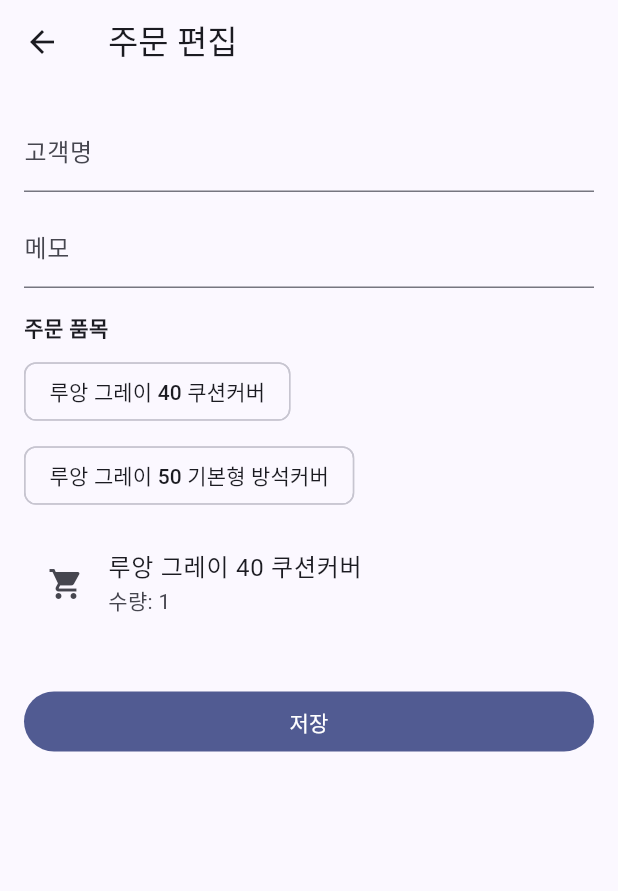
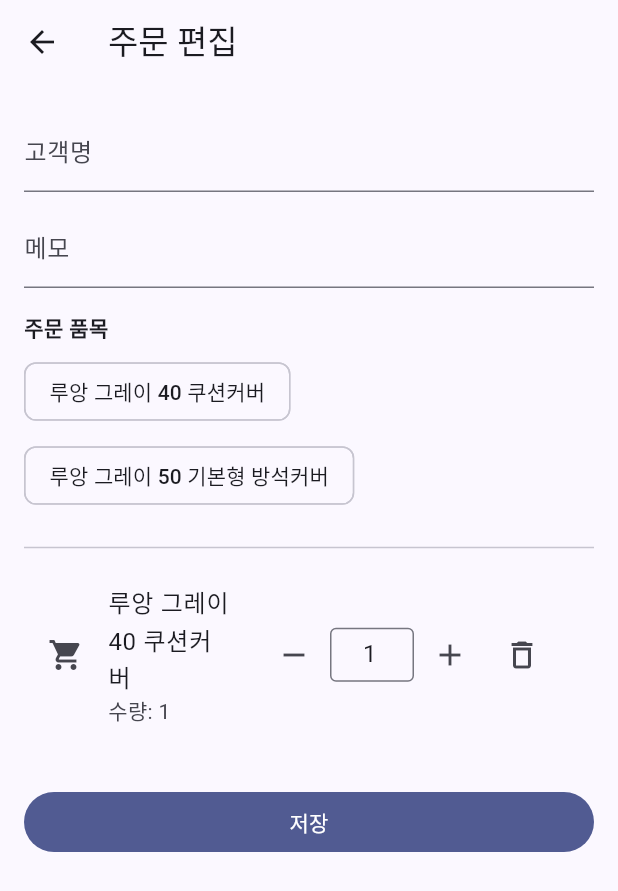
Before and after one commit to bluefoginthecup/stock_mvp_app, a Flutter app: the OrderFormScreen screen opened directly with empty values, after a tap on "루앙 그레이 40 쿠션커버", on a phone screen of 412 x 824 dp. Shown: the top 891 px of the screen. Run offline on Flutter 3.47's test engine with Material 3 defaults, Android fonts, the phone set to English and light mode, and no system bars.

Commit message:
20251011 주문 수량 변경가능하게 qty_control 추가

```diff
--- a/lib/src/models/order.dart
+++ b/lib/src/models/order.dart
@@ -5,7 +5,37 @@ class OrderLine {
   final String itemId;
   final int qty;
 
-  OrderLine({required this.id, required this.itemId, required this.qty});
+  OrderLine({
+    required this.id,
+    required this.itemId,
+    required this.qty,
+  });
+
+  // ✅ copyWith 메서드 (OrderFormScreen에서 사용)
+  OrderLine copyWith({
+    String? id,
+    String? itemId,
+    int? qty,
+  }) {
+    return OrderLine(
+      id: id ?? this.id,
+      itemId: itemId ?? this.itemId,
+      qty: qty ?? this.qty,
+    );
+  }
+
+  // ✅ 직렬화 지원 (Firestore/Hive 저장용)
+  Map<String, dynamic> toMap() => {
+    'id': id,
+    'itemId': itemId,
+    'qty': qty,
+  };
+
+  factory OrderLine.fromMap(Map<String, dynamic> map) => OrderLine(
+    id: map['id'] as String,
+    itemId: map['itemId'] as String,
+    qty: map['qty'] as int,
+  );
 }
 
 class Order {
@@ -25,11 +55,12 @@ class Order {
     required this.lines,
   });
 
+  // ✅ Order copyWith
   Order copyWith({
     String? customer,
     String? memo,
     OrderStatus? status,
-    List<OrderLine>? lines
+    List<OrderLine>? lines,
   }) {
     return Order(
       id: id,
@@ -40,4 +71,26 @@ class Order {
       lines: lines ?? this.lines,
     );
   }
+
+  // ✅ 직렬화 지원
+  Map<String, dynamic> toMap() => {
+    'id': id,
+    'date': date.toIso8601String(),
+    'customer': customer,
+    'memo': memo,
+    'status': status.name,
+    'lines': lines.map((l) => l.toMap()).toList(),
+  };
+
+  factory Order.fromMap(Map<String, dynamic> map) => Order(
+    id: map['id'] as String,
+    date: DateTime.parse(map['date'] as String),
+    customer: map['customer'] as String,
+    memo: map['memo'] as String?,
+    status: OrderStatus.values
+        .firstWhere((e) => e.name == (map['status'] ?? 'draft')),
+    lines: (map['lines'] as List<dynamic>)
+        .map((l) => OrderLine.fromMap(Map<String, dynamic>.from(l)))
+        .toList(),
+  );
 }
--- a/lib/src/screens/orders/order_form_screen.dart
+++ b/lib/src/screens/orders/order_form_screen.dart
@@ -5,11 +5,16 @@ import '../../models/order.dart';
 import '../../models/item.dart';
 import '../../repos/repo_interfaces.dart';
 import '../../services/order_planning_service.dart';
+import '../../ui/common/qty_control.dart';
 
 class OrderFormScreen extends StatefulWidget {
   final String orderId;
   final bool createIfMissing;
-  const OrderFormScreen({super.key, required this.orderId, this.createIfMissing = false});
+  const OrderFormScreen({
+    super.key,
+    required this.orderId,
+    this.createIfMissing = false,
+  });
 
   @override
   State<OrderFormScreen> createState() => _OrderFormScreenState();
@@ -23,14 +28,26 @@ class _OrderFormScreenState extends State<OrderFormScreen> {
   @override
   void initState() {
     super.initState();
-    _order = Order(id: widget.orderId, date: DateTime.now(), customer: '', memo: '', status: OrderStatus.draft, lines: []);
+    _order = Order(
+      id: widget.orderId,
+      date: DateTime.now(),
+      customer: '',
+      memo: '',
+      status: OrderStatus.draft,
+      lines: [],
+    );
   }
 
   Future<void> _ensureLoaded() async {
     final repo = context.read<OrderRepo>();
     final existing = await repo.getOrder(widget.orderId);
+    if (!mounted) return;
     if (existing != null) {
-      setState(() { _order = existing; _customerC.text = existing.customer; _memoC.text = existing.memo ?? ''; });
+      setState(() {
+        _order = existing;
+        _customerC.text = existing.customer;
+        _memoC.text = existing.memo ?? '';
+      });
     } else if (widget.createIfMissing) {
       await repo.upsertOrder(_order);
     }
@@ -45,7 +62,31 @@ class _OrderFormScreenState extends State<OrderFormScreen> {
   void _addLine(Item item) {
     final id = const Uuid().v4();
     final line = OrderLine(id: id, itemId: item.id, qty: 1);
-    setState(() => _order = _order.copyWith(lines: [..._order.lines, line]));
+    setState(() {
+      _order = _order.copyWith(lines: [..._order.lines, line]);
+    });
+  }
+
+  void _updateQty(String lineId, int newQty) {
+    setState(() {
+      _order = _order.copyWith(
+        lines: _order.lines.map((ln) {
+          if (ln.id == lineId) {
+            final q = newQty < 1 ? 1 : newQty;
+            return ln.copyWith(qty: q);
+          }
+          return ln;
+        }).toList(),
+      );
+    });
+  }
+
+  void _removeLine(String lineId) {
+    setState(() {
+      _order = _order.copyWith(
+        lines: _order.lines.where((ln) => ln.id != lineId).toList(),
+      );
+    });
   }
 
   Future<void> _save() async {
@@ -76,34 +117,95 @@ class _OrderFormScreenState extends State<OrderFormScreen> {
     final itemRepo = context.read<ItemRepo>();
     return Scaffold(
       appBar: AppBar(title: const Text('주문 편집')),
-      body: FutureBuilder(
+      body: FutureBuilder<List<Item>>(
         future: itemRepo.listItems(folder: 'finished'),
         builder: (context, snap) {
           final finished = (snap.data ?? <Item>[]);
+
           return ListView(
             padding: const EdgeInsets.all(16),
             children: [
-              TextField(controller: _customerC, decoration: const InputDecoration(labelText: '고객명')),
+              TextField(
+                controller: _customerC,
+                decoration: const InputDecoration(labelText: '고객명'),
+              ),
               const SizedBox(height: 8),
-              TextField(controller: _memoC, decoration: const InputDecoration(labelText: '메모')),
+              TextField(
+                controller: _memoC,
+                decoration: const InputDecoration(labelText: '메모'),
+              ),
               const SizedBox(height: 16),
               const Text('주문 품목', style: TextStyle(fontWeight: FontWeight.bold)),
               const SizedBox(height: 8),
+
+              // 품목 선택 영역
+              if (snap.connectionState == ConnectionState.waiting)
+                const Center(child: Padding(
+                  padding: EdgeInsets.symmetric(vertical: 12),
+                  child: CircularProgressIndicator(),
+                ))
+              else if (finished.isEmpty)
+                const Text('등록된 완제품이 없습니다. 먼저 품목을 추가하세요.')
+              else
                 Wrap(
-                spacing: 8, runSpacing: 8,
-                children: finished.map((it) => ActionChip(
+                  spacing: 8,
+                  runSpacing: 8,
+                  children: finished
+                      .map((it) => ActionChip(
                     label: Text(it.name),
                     onPressed: () => _addLine(it),
-                )).toList(),
+                  ))
+                      .toList(),
                 ),
-              const SizedBox(height: 12),
-              ..._order.lines.map((ln) => ListTile(
+
+              const SizedBox(height: 16),
+              const Divider(),
+              const SizedBox(height: 8),
+
+              // 주문 라인 목록
+              ..._order.lines.map((ln) {
+                final item = finished.firstWhere(
+                      (f) => f.id == ln.itemId,
+                  orElse: () => Item(
+                    id: '?',
+                    name: '(삭제되었거나 찾을 수 없음)',
+                    sku: '',
+                    unit: 'EA',
+                    folder: 'finished',
+                    minQty: 0,
+                    qty: 0,
+                  ),
+                );
+
+                return ListTile(
+                  key: ValueKey(ln.id),
                   leading: const Icon(Icons.shopping_cart),
-                title: Text(finished.firstWhere((f) => f.id == ln.itemId, orElse: () => Item(id:'?', name:'?', sku:'', unit:'EA', folder:'finished', minQty:0, qty:0)).name),
+                  title: Text(item.name),
                   subtitle: Text('수량: ${ln.qty}'),
-              )),
+                  trailing: Row(
+                    mainAxisSize: MainAxisSize.min,
+                    children: [
+                      QtyControl(
+                        value: ln.qty,
+                        min: 1,
+                        step: 1,
+                        onChanged: (q) => _updateQty(ln.id, q),
+                      ),
+                      IconButton(
+                        tooltip: '라인 삭제',
+                        icon: const Icon(Icons.delete_outline),
+                        onPressed: () => _removeLine(ln.id),
+                      ),
+                    ],
+                  ),
+                );
+              }),
+
               const SizedBox(height: 32),
-              FilledButton(onPressed: _save, child: const Text('저장')),
+              FilledButton(
+                onPressed: _save,
+                child: const Text('저장'),
+              ),
             ],
           );
         },
--- /dev/null
+++ b/lib/src/ui/common/qty_control.dart
@@ -0,0 +1,156 @@
+// lib/src/widgets/qty_control.dart
+import 'dart:async';
+import 'package:flutter/material.dart';
+import 'package:flutter/services.dart';
+
+class QtyControl extends StatefulWidget {
+  final int value;
+  final ValueChanged<int> onChanged;
+  final int min;
+  final int? max;
+  final int step;
+  final double fieldWidth;
+  final bool dense;
+  final bool allowLongPressRepeat;
+
+  const QtyControl({
+    super.key,
+    required this.value,
+    required this.onChanged,
+    this.min = 1,
+    this.max,
+    this.step = 1,
+    this.fieldWidth = 56,
+    this.dense = true,
+    this.allowLongPressRepeat = true,
+  });
+
+  @override
+  State<QtyControl> createState() => _QtyControlState();
+}
+
+class _QtyControlState extends State<QtyControl> {
+  late TextEditingController _c;
+  Timer? _repeatTimer;
+
+  @override
+  void initState() {
+    super.initState();
+    _c = TextEditingController(text: widget.value.toString());
+  }
+
+  @override
+  void didUpdateWidget(covariant QtyControl oldWidget) {
+    super.didUpdateWidget(oldWidget);
+    // 외부에서 value가 바뀌면 필드 동기화
+    if (oldWidget.value != widget.value && _c.text != widget.value.toString()) {
+      _c.text = widget.value.toString();
+      _c.selection = TextSelection.fromPosition(
+        TextPosition(offset: _c.text.length),
+      );
+    }
+  }
+
+  @override
+  void dispose() {
+    _repeatTimer?.cancel();
+    _c.dispose();
+    super.dispose();
+  }
+
+  int _clamp(int v) {
+    final min = widget.min;
+    final max = widget.max;
+    if (v < min) return min;
+    if (max != null && v > max) return max;
+    return v;
+  }
+
+  void _apply(int v) {
+    final nv = _clamp(v);
+    if (nv.toString() != _c.text) {
+      _c.text = nv.toString();
+      _c.selection = TextSelection.fromPosition(
+        TextPosition(offset: _c.text.length),
+      );
+    }
+    if (nv != widget.value) widget.onChanged(nv);
+  }
+
+  void _stepBy(int delta) {
+    final current = int.tryParse(_c.text) ?? widget.value;
+    _apply(current + delta);
+  }
+
+  // 길게 누르면 반복
+  void _startRepeat(int delta) {
+    if (!widget.allowLongPressRepeat) return;
+    _repeatTimer?.cancel();
+    // 시작 지연 후 빠르게 반복
+    _repeatTimer = Timer.periodic(const Duration(milliseconds: 80), (_) {
+      _stepBy(delta);
+    });
+  }
+
+  void _stopRepeat() {
+    _repeatTimer?.cancel();
+    _repeatTimer = null;
+  }
+
+  @override
+  Widget build(BuildContext context) {
+    final btnPadding = widget.dense ? EdgeInsets.zero : const EdgeInsets.all(8);
+
+    final minusBtn = GestureDetector(
+      onTap: () => _stepBy(-widget.step),
+      onLongPressStart: (_) => _startRepeat(-widget.step),
+      onLongPressEnd: (_) => _stopRepeat(),
+      child: IconButton(
+        padding: btnPadding,
+        constraints: const BoxConstraints(),
+        icon: const Icon(Icons.remove),
+        onPressed: () => _stepBy(-widget.step),
+        tooltip: '수량 줄이기',
+      ),
+    );
+
+    final plusBtn = GestureDetector(
+      onTap: () => _stepBy(widget.step),
+      onLongPressStart: (_) => _startRepeat(widget.step),
+      onLongPressEnd: (_) => _stopRepeat(),
+      child: IconButton(
+        padding: btnPadding,
+        constraints: const BoxConstraints(),
+        icon: const Icon(Icons.add),
+        onPressed: () => _stepBy(widget.step),
+        tooltip: '수량 늘리기',
+      ),
+    );
+
+    return Row(
+      mainAxisSize: MainAxisSize.min,
+      children: [
+        minusBtn,
+        SizedBox(
+          width: widget.fieldWidth,
+          child: TextField(
+            controller: _c,
+            textAlign: TextAlign.center,
+            keyboardType: TextInputType.number,
+            inputFormatters: [FilteringTextInputFormatter.digitsOnly],
+            decoration: InputDecoration(
+              isDense: widget.dense,
+              contentPadding: widget.dense
+                  ? const EdgeInsets.symmetric(vertical: 6)
+                  : const EdgeInsets.symmetric(vertical: 10),
+              border: const OutlineInputBorder(),
+            ),
+            onSubmitted: (v) => _apply(int.tryParse(v) ?? widget.value),
+            onTapOutside: (_) => _apply(int.tryParse(_c.text) ?? widget.value),
+          ),
+        ),
+        plusBtn,
+      ],
+    );
+  }
+}
--- a/lib/src/ui/ui_utils.dart
+++ b/lib/src/ui/ui_utils.dart
@@ -1,3 +1,5 @@
+//위젯: 주문아이디 4자리 요약
+
 import 'package:flutter/material.dart';
 
 String shortId(String id) {
@@ -6,6 +8,7 @@ String shortId(String id) {
   return '…$tail'; // 예: …a511
 }
 
+// 위젯 2) 뱃지(진행중...등등)
 Widget badge(String text, Color color, {IconData? icon}) {
   return Container(
     padding: const EdgeInsets.symmetric(horizontal: 8, vertical: 4),
@@ -23,7 +26,7 @@ Widget badge(String text, Color color, {IconData? icon}) {
     ]),
   );
 }
-
+//3) 위젯 날짜표시
 String fmtYmdHm(DateTime dt) {
   final y = dt.year.toString().padLeft(4, '0');
   final m = dt.month.toString().padLeft(2, '0');
```
Also changed, not shown: lib/src/screens/works/widgets/work_row.dart (added, +103 -0 lines), lib/src/screens/works/work_list_screen.dart (+15 -14 lines). Lines whose indentation alone changed are shown as unchanged.
